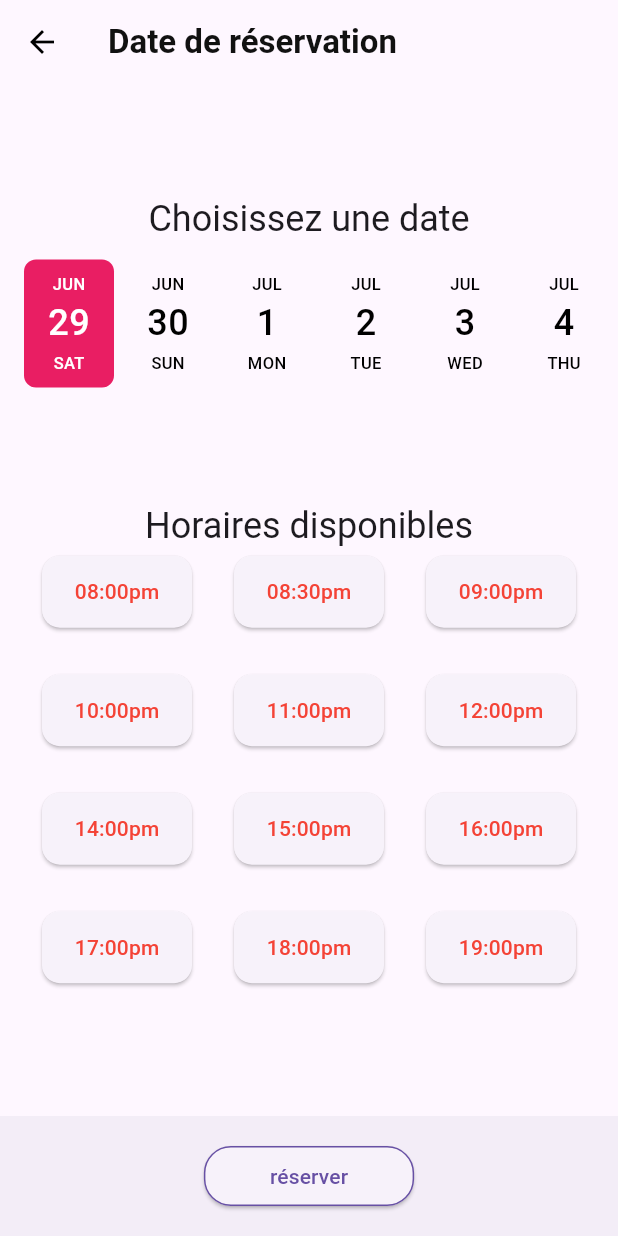
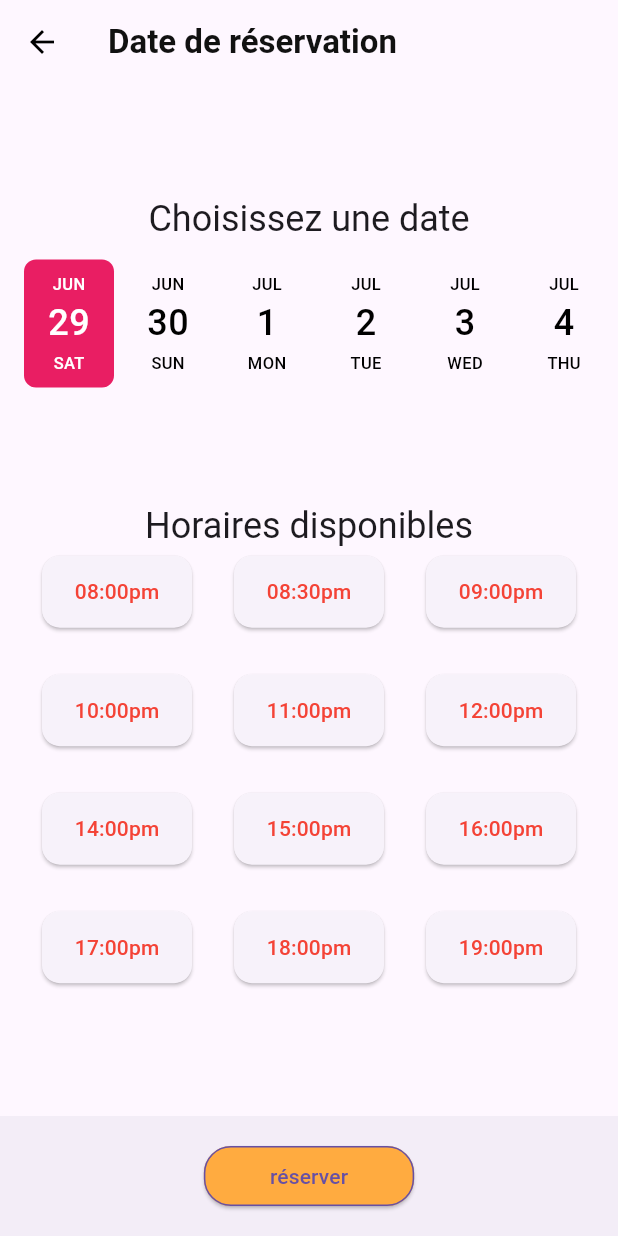
Before and after one commit to kamelneili/reservation_app, a Flutter app: the DeliveryTimeScreen screen opened directly with empty values, on a phone screen of 412 x 824 dp. Run offline on Flutter 3.47's test engine with Material 3 defaults, Android fonts, the phone set to English and light mode, and no system bars; drawn by our look-alikes of date_picker_timeline; our stand-ins replace bloc, cloud_firestore, curved_navigation_bar, easy_localization, equatable, firebase_auth and 16 more; missing offline and left inert: dart:ffi; accounts and stored records are empty; project files that could hold a hidden picture were left out.

Commit message:
style modif

```diff
--- a/lib/profile/profile_screen.dart
+++ b/lib/profile/profile_screen.dart
@@ -33,7 +33,7 @@ class ProfileScreen extends StatelessWidget {
     return Scaffold(
       //appBar: CustomAppBar(title: 'Profile'),
       appBar: AppBar(
-        backgroundColor: Colors.blue,
+        backgroundColor: Colors.orangeAccent,
         centerTitle: true,
         title: Text(
           LocaleKeys.myprofil.tr(),
--- a/lib/screens/basket/basket_screen.dart
+++ b/lib/screens/basket/basket_screen.dart
@@ -43,7 +43,7 @@ class BasketScreen extends StatelessWidget {
             onPressed: () => Navigator.of(context).pop(),
           ),
           elevation: 0,
-          backgroundColor: Colors.transparent,
+          backgroundColor: Colors.orangeAccent,
           title: Text('Mes réservations',
               style: kEncodeSansBold.copyWith(color: kBlackColor)),
 
--- a/lib/screens/delivery_time/delivery_time_screen.dart
+++ b/lib/screens/delivery_time/delivery_time_screen.dart
@@ -153,12 +153,15 @@ class _DeliveryTimeScreenState extends State<DeliveryTimeScreen> {
                 children: [
                   ElevatedButton(
                     style: ButtonStyle(
-                        shape: WidgetStateProperty.all<RoundedRectangleBorder>(
-                            RoundedRectangleBorder(
-                                borderRadius: BorderRadius.circular(18.0),
-                                side: BorderSide(
-                                  color: Theme.of(context).primaryColor,
-                                )))),
+                      shape: WidgetStateProperty.all<RoundedRectangleBorder>(
+                          RoundedRectangleBorder(
+                              borderRadius: BorderRadius.circular(18.0),
+                              side: BorderSide(
+                                color: Theme.of(context).primaryColor,
+                              ))),
+                      backgroundColor:
+                          WidgetStateProperty.all(Colors.orangeAccent),
+                    ),
                     onPressed: () async {
                       SharedPreferences pref =
                           await SharedPreferences.getInstance();
--- a/lib/screens/home/new_product_screen.dart
+++ b/lib/screens/home/new_product_screen.dart
@@ -56,7 +56,7 @@ class _NewProductScreenState extends State<NewProductScreen> {
         backgroundColor: Colors.grey,
         appBar: AppBar(
           title: const Text('Ajouter une Actualité'),
-          backgroundColor: const Color(0xFFfed9cd),
+          backgroundColor: Colors.orangeAccent,
           leading: IconButton(
             icon: const Icon(
               Icons.arrow_back_ios,
--- a/lib/screens/profile/profile_screen.dart
+++ b/lib/screens/profile/profile_screen.dart
@@ -36,7 +36,7 @@ class ProfileScreen extends StatelessWidget {
     return Scaffold(
       //appBar: CustomAppBar(title: 'Profile'),
       appBar: AppBar(
-        backgroundColor: Colors.blue,
+        backgroundColor: Colors.orangeAccent,
         centerTitle: true,
         title: Text(
           LocaleKeys.myprofil.tr(),
--- a/lib/screens/search/screens/search_screen.dart
+++ b/lib/screens/search/screens/search_screen.dart
@@ -35,7 +35,7 @@ class _SearchScreenState extends State<SearchScreen> {
       appBar: PreferredSize(
         preferredSize: const Size.fromHeight(60),
         child: AppBar(
-          backgroundColor: const Color(0xFFfed9cd),
+          backgroundColor: Colors.orangeAccent,
           leading: IconButton(
             icon: const Icon(
               Icons.arrow_back_ios,
--- a/lib/screens/signup/signup_screen.dart
+++ b/lib/screens/signup/signup_screen.dart
@@ -54,7 +54,7 @@ class _SignupScreenState extends State<SignupScreen> {
   Widget build(BuildContext context) {
     return Scaffold(
       appBar: AppBar(
-        backgroundColor: const Color(0xFFfed9cd),
+        backgroundColor: Colors.orangeAccent,
         leading: IconButton(
           icon: const Icon(
             Icons.arrow_back_ios,
```
Also changed, not shown: lib/screens/login/login_screen.dart (+16 -1 lines).
